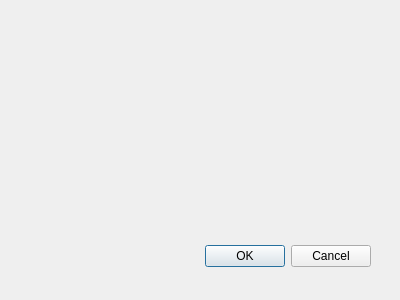
wayt/Skypy, file src/client/widgetconfigwindow.ui: the form before one commit.
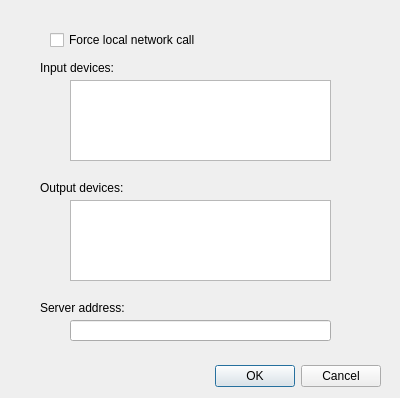
The form after the commit.

Commit message: Add config window

Patch:
```diff
--- a/src/client/widgetconfigwindow.ui
+++ b/src/client/widgetconfigwindow.ui
@@ -7,7 +7,7 @@
     <x>0</x>
     <y>0</y>
     <width>400</width>
-    <height>300</height>
+    <height>398</height>
    </rect>
   </property>
   <property name="windowTitle">
@@ -16,8 +16,8 @@
   <widget class="QDialogButtonBox" name="buttonBox">
    <property name="geometry">
     <rect>
-     <x>30</x>
-     <y>240</y>
+     <x>40</x>
+     <y>360</y>
      <width>341</width>
      <height>32</height>
     </rect>
@@ -29,6 +29,88 @@
     <set>QDialogButtonBox::Cancel|QDialogButtonBox::Ok</set>
    </property>
   </widget>
+  <widget class="QCheckBox" name="_localCallCheck">
+   <property name="geometry">
+    <rect>
+     <x>50</x>
+     <y>30</y>
+     <width>181</width>
+     <height>20</height>
+    </rect>
+   </property>
+   <property name="text">
+    <string>Force local network call</string>
+   </property>
+  </widget>
+  <widget class="QListWidget" name="_inputDevicesList">
+   <property name="geometry">
+    <rect>
+     <x>70</x>
+     <y>80</y>
+     <width>261</width>
+     <height>81</height>
+    </rect>
+   </property>
+  </widget>
+  <widget class="QLabel" name="label">
+   <property name="geometry">
+    <rect>
+     <x>40</x>
+     <y>60</y>
+     <width>91</width>
+     <height>16</height>
+    </rect>
+   </property>
+   <property name="text">
+    <string>Input devices:</string>
+   </property>
+  </widget>
+  <widget class="QLabel" name="label_2">
+   <property name="geometry">
+    <rect>
+     <x>40</x>
+     <y>180</y>
+     <width>111</width>
+     <height>16</height>
+    </rect>
+   </property>
+   <property name="text">
+    <string>Output devices:</string>
+   </property>
+  </widget>
+  <widget class="QListWidget" name="_outputDevicesList">
+   <property name="geometry">
+    <rect>
+     <x>70</x>
+     <y>200</y>
+     <width>261</width>
+     <height>81</height>
+    </rect>
+   </property>
+  </widget>
+  <widget class="QLabel" name="label_3">
+   <property name="geometry">
+    <rect>
+     <x>40</x>
+     <y>300</y>
+     <width>101</width>
+     <height>16</height>
+    </rect>
+   </property>
+   <property name="text">
+    <string>Server address:</string>
+   </property>
+  </widget>
+  <widget class="QLineEdit" name="_serverAddress">
+   <property name="geometry">
+    <rect>
+     <x>70</x>
+     <y>320</y>
+     <width>261</width>
+     <height>21</height>
+    </rect>
+   </property>
+  </widget>
  </widget>
  <resources/>
  <connections>
```
The commit also changes 5 other files.
